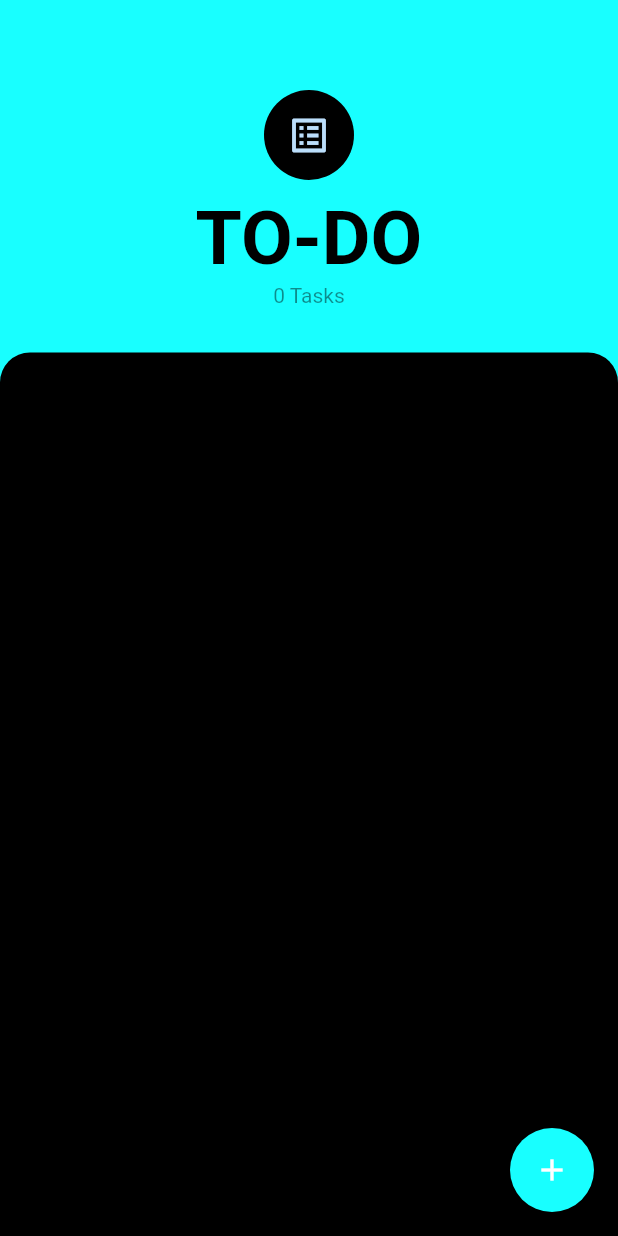
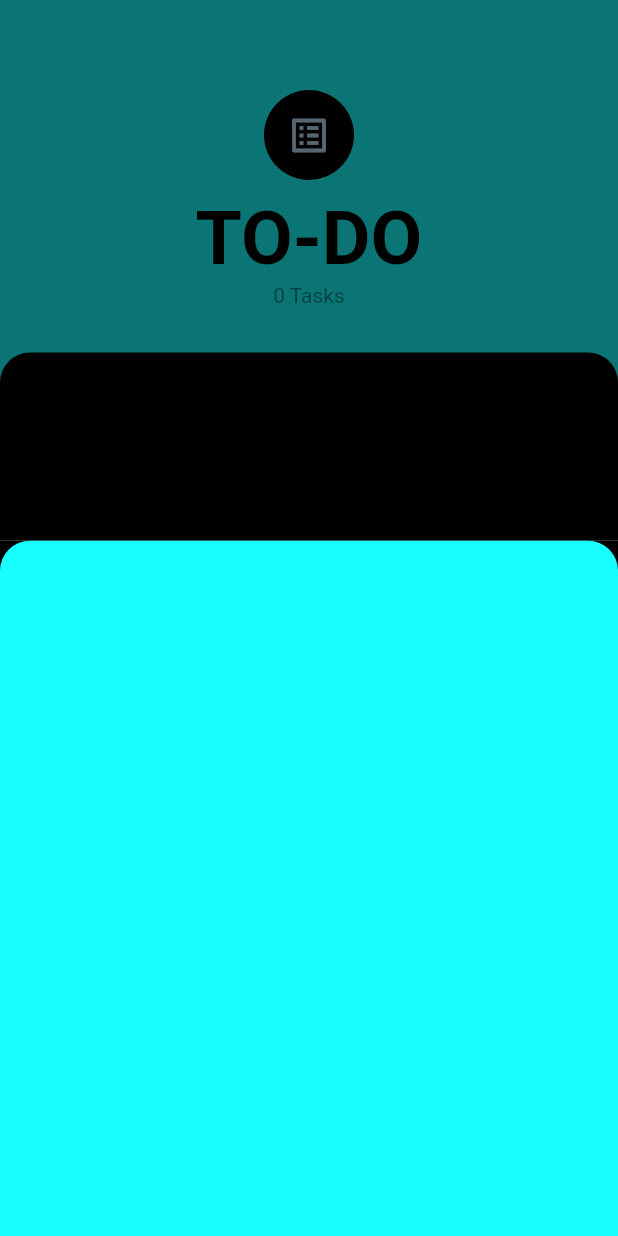
Before and after one commit to SahilHemnani777/todo_list_provider, a Flutter app: the TabletPortraitScreen screen opened directly, after a tap on the "add" icon, on a phone screen of 412 x 824 dp. Run offline on Flutter 3.47's test engine with Material 2 defaults, Android fonts, the phone set to English and light mode, and no system bars; our stand-ins replace device_preview.

Commit message:
added more ItemAdder Screens (responsive)

```diff
--- /dev/null
+++ b/lib/screens/home/add_items_to_list_screen.dart
@@ -0,0 +1,15 @@
+import 'package:flutter/material.dart';
+import 'package:todo_list_provider/responsive/screen_type_builder.dart';
+import 'package:todo_list_provider/screens/home/tablet/tablet_adder_screen.dart';
+
+import 'mobile/mobile_adder_screen.dart';
+
+class ListAdder extends StatelessWidget {
+  @override
+  Widget build(BuildContext context) {
+    return ScreenTypeLayout(
+      mobile: MobileListAdder(),
+      tablet: TabletListAdder(),
+    );
+  }
+}
--- /dev/null
+++ b/lib/screens/home/list_screen.dart
@@ -0,0 +1,21 @@
+import 'package:flutter/material.dart';
+import 'package:todo_list_provider/responsive/orientation_builder.dart';
+import 'package:todo_list_provider/responsive/screen_type_builder.dart';
+import 'package:todo_list_provider/screens/home/tablet/tablet_list_screens.dart';
+import 'mobile/mobile_list_screens.dart';
+
+class ListScreen extends StatelessWidget {
+  @override
+  Widget build(BuildContext context) {
+    return ScreenTypeLayout(
+      mobile: OrientationLayout(
+        portrait: MobilePortraitList(),
+        landscape: MobileLandscapeList(),
+      ),
+      tablet: OrientationLayout(
+        portrait: TabletPortraitList(),
+        landscape: TabletLandscapeList(),
+      ),
+    );
+  }
+}
--- /dev/null
+++ b/lib/screens/home/mobile/mobile_adder_screen.dart
@@ -0,0 +1,15 @@
+import 'package:flutter/material.dart';
+
+class MobileListAdder extends StatelessWidget {
+  @override
+  Widget build(BuildContext context) {
+    return Container(
+      color: Colors.black,
+      child: Container(
+        decoration: BoxDecoration(color: Theme.of(context).primaryColor,
+            borderRadius: BorderRadius.only(
+                topLeft: Radius.circular(20), topRight: Radius.circular(20))),
+      ),
+    );
+  }
+}
--- /dev/null
+++ b/lib/screens/home/mobile/mobile_list_screens.dart
@@ -0,0 +1,16 @@
+import 'package:flutter/material.dart';
+
+class MobilePortraitList extends StatelessWidget {
+  @override
+  Widget build(BuildContext context) {
+    return ListView();
+  }
+}
+
+
+class MobileLandscapeList extends StatelessWidget {
+  @override
+  Widget build(BuildContext context) {
+    return ListView();
+  }
+}
--- a/lib/screens/home/tablet/tablet_screens.dart
+++ b/lib/screens/home/tablet/tablet_screens.dart
@@ -1,12 +1,21 @@
 import 'package:flutter/material.dart';
+
+import '../add_items_to_list_screen.dart';
+import '../list_screen.dart';
 
 class TabletPortraitScreen extends StatelessWidget {
   @override
   Widget build(BuildContext context) {
     return Scaffold(
       floatingActionButton: FloatingActionButton(
-        onPressed: (){},
-        child: Icon(Icons.add,),
+        onPressed: () {
+          //opening the bottom sheet
+          showModalBottomSheet(
+              context: context, builder: (context) => ListAdder());
+        },
+        child: Icon(
+          Icons.add,
+        ),
         backgroundColor: Theme.of(context).primaryColor,
       ),
       backgroundColor: Theme.of(context).primaryColor,
@@ -41,11 +50,14 @@ class TabletPortraitScreen extends StatelessWidget {
               ],
             ),
           ),
-          Expanded(child: Container(
+          Expanded(
+              child: Container(
             decoration: BoxDecoration(
-                borderRadius: BorderRadius.only(topLeft: Radius.circular(20), topRight: Radius.circular(20)),
-                color: Colors.black
-            ),
+                borderRadius: BorderRadius.only(
+                    topLeft: Radius.circular(20),
+                    topRight: Radius.circular(20)),
+                color: Colors.black),
+            child: ListScreen(),
           ))
         ],
       ),
@@ -67,7 +79,7 @@ class TabletLandscapeScreen extends StatelessWidget {
               mainAxisAlignment: MainAxisAlignment.center,
               children: [
                 Padding(
-                  padding: const EdgeInsets.only(top:10),
+                  padding: const EdgeInsets.only(top: 10),
                   child: CircleAvatar(
                     child: Icon(
                       Icons.list_alt,
@@ -78,7 +90,7 @@ class TabletLandscapeScreen extends StatelessWidget {
                   ),
                 ),
                 SizedBox(
-                  height:50,
+                  height: 50,
                 ),
                 Text(
                   "T",
@@ -118,26 +130,42 @@ class TabletLandscapeScreen extends StatelessWidget {
                       color: Colors.black),
                 ),
                 SizedBox(
-                  height:50,
+                  height: 50,
                 ),
-                FloatingActionButton(onPressed: (){},child: Icon(Icons.add, size: 40,),backgroundColor: Colors.black,)
-
+                FloatingActionButton(
+                  onPressed: () {
+                    //opening the bottom sheet
+                    showModalBottomSheet(
+                        context: context, builder: (context) => ListAdder());
+                  },
+                  child: Icon(
+                    Icons.add,
+                    size: 40,
+                  ),
+                  backgroundColor: Colors.black,
+                )
               ],
             ),
           ),
           Column(
             children: [
               Container(
-              width: MediaQuery.of(context).size.width -100,
-              height: 50,
-              child: Center(child: Text("0 Tasks", style: TextStyle(fontSize: 20, color: Colors.black45),)),),
+                width: MediaQuery.of(context).size.width - 100,
+                height: 50,
+                child: Center(
+                    child: Text(
+                  "0 Tasks",
+                  style: TextStyle(fontSize: 20, color: Colors.black45),
+                )),
+              ),
               Container(
-                height: MediaQuery.of(context).size.height-50,
-                width: MediaQuery.of(context).size.width -100,
+                height: MediaQuery.of(context).size.height - 50,
+                width: MediaQuery.of(context).size.width - 100,
                 decoration: BoxDecoration(
                   color: Colors.black,
                   borderRadius: BorderRadius.only(topLeft: Radius.circular(20)),
                 ),
+                child: ListScreen(),
               )
             ],
           )
```
Also changed, not shown: lib/screens/home/mobile/mobile_screens.dart (+37 -14 lines), lib/screens/home/tablet/tablet_adder_screen.dart (added, +15 -0 lines), lib/screens/home/tablet/tablet_list_screens.dart (added, +16 -0 lines).
